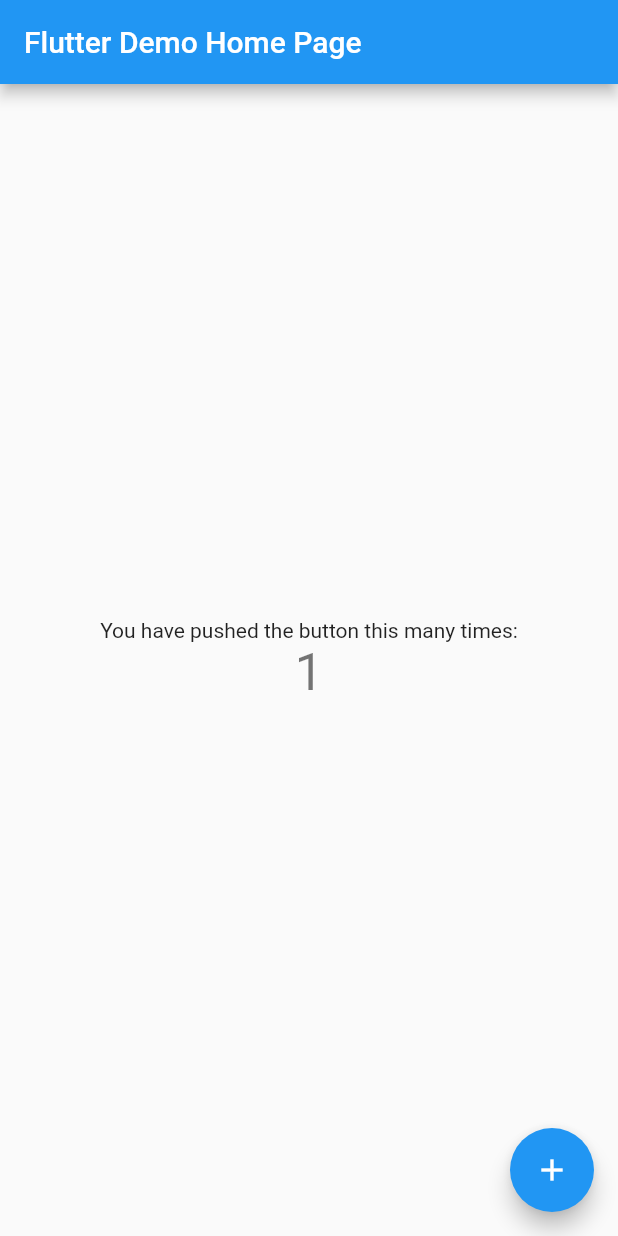
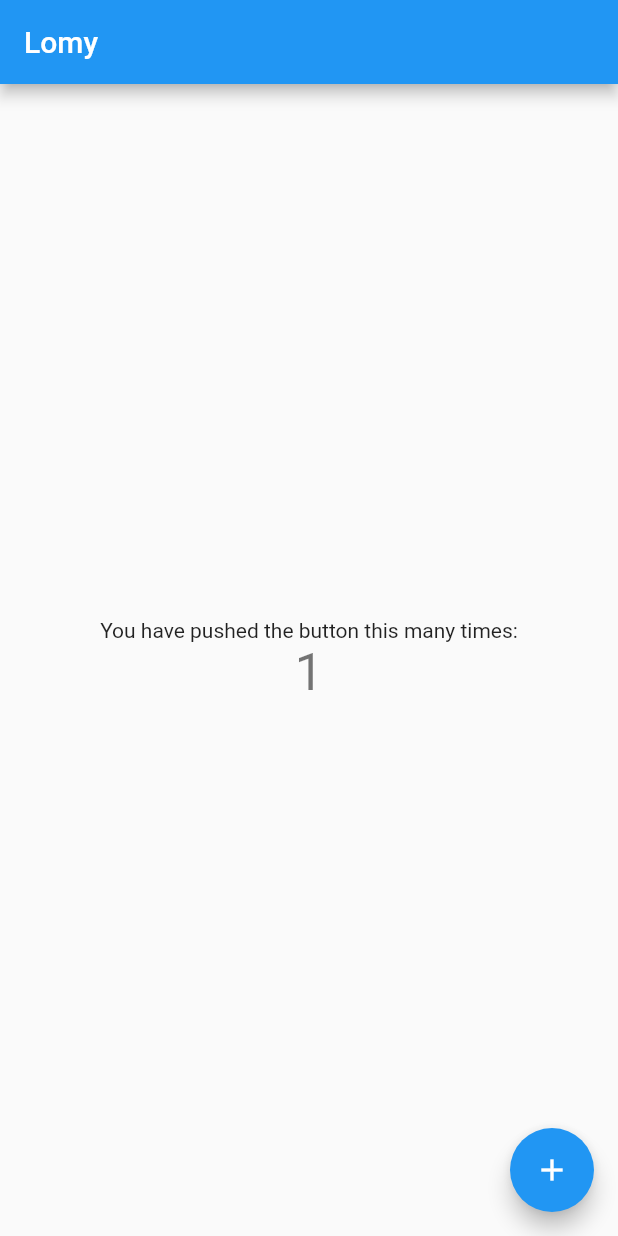
Before and after one commit to thisisddzin/furniture-store-app, a Flutter app: the screen it shows after launch, after a tap on the "add" icon, on a phone screen of 412 x 824 dp. Run offline on Flutter 3.47's test engine with Material 2 defaults, Android fonts, the phone set to English and light mode, and no system bars; network calls fail.

```diff
--- a/lib/main.dart
+++ b/lib/main.dart
@@ -1,4 +1,6 @@
 import 'package:flutter/material.dart';
+
+import 'models/apps/ifood.dart';
 
 void main() {
   runApp(MyApp());
@@ -8,6 +10,14 @@ class MyApp extends StatelessWidget {
   // This widget is the root of your application.
   @override
   Widget build(BuildContext context) {
+    Ifood ifood = new Ifood();
+
+    ifood.term      = "pastel";
+    ifood.latitude  = "-3.809492499999999";
+    ifood.longitude = "-38.58727510000001";
+
+    ifood.fetchRestaurants();
+
     return MaterialApp(
       title: 'Flutter Demo',
       theme: ThemeData(
@@ -26,7 +36,7 @@ class MyApp extends StatelessWidget {
         // closer together (more dense) than on mobile platforms.
         visualDensity: VisualDensity.adaptivePlatformDensity,
       ),
-      home: MyHomePage(title: 'Flutter Demo Home Page'),
+      home: MyHomePage(title: 'Lomy'),
     );
   }
 }
--- /dev/null
+++ b/lib/models/apps/delivery_template.dart
@@ -0,0 +1,3 @@
+abstract class DeliveryTemplate {
+
+}
--- /dev/null
+++ b/lib/models/apps/ifood.dart
@@ -0,0 +1,34 @@
+import 'delivery_template.dart';
+import 'package:http/http.dart' as http;
+import 'dart:convert' as convert;
+
+class Ifood extends DeliveryTemplate {
+  static const mainUrl     = 'https://marketplace.ifood.com.br/v2/search/';
+  static const mainChannel = 'IFOOD';
+  http.Client client = http.Client();
+
+  String latitude;
+  String longitude;
+  String term;
+
+  Future fetchRestaurants() async {
+    String url = mainUrl + "merchants";
+    url += "?latitude=$latitude";
+    url += "&longitude=$longitude";
+    url += "&channel=$mainChannel";
+    url += "&term=$term";
+    url += "&merchant_features=DELIVERY&size=100&page=0";
+    var jsonResponse = {};
+
+    var response = await client.get(url);
+    if (response.statusCode == 200) {
+      jsonResponse = convert.jsonDecode(response.body);
+      print(jsonResponse);
+    } else {
+      print('Request failed with status: ${response.statusCode}.');
+    }
+
+    return jsonResponse;
+  }
+
+}
```
